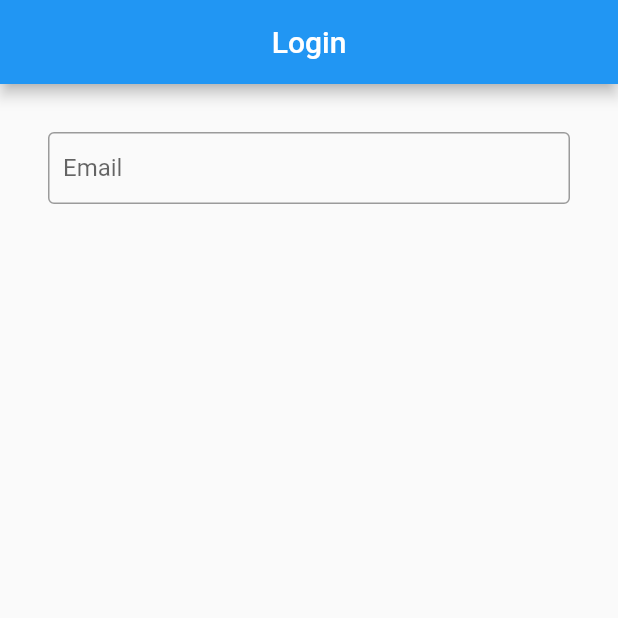
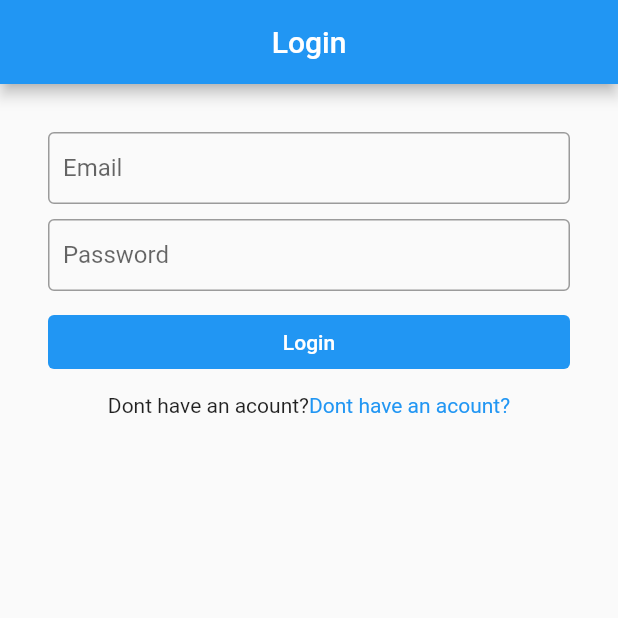
Before and after one commit to ryuimoto/flutter-blog-app, a Flutter app: the screen it shows after launch, on a phone screen of 412 x 824 dp, the top half of it. Run offline on Flutter 3.47's test engine with Material 2 defaults, Android fonts, the phone set to English and light mode, and no system bars; our stand-ins replace shared_preferences.

Commit message:
e constant.dart

```diff
--- a/lib/constant.dart
+++ b/lib/constant.dart
@@ -1,4 +1,6 @@
 // --------- STRINGS ---------
+import 'package:flutter/material.dart';
+
 const baseURL = 'http://localhost:99/api';
 const loginURL = baseURL + '/login';
 const registerURL = baseURL + '/register';
@@ -11,3 +13,37 @@ const commentsURL = baseURL + '/comments';
 const serverError = 'Server error';
 const unauthorized = 'Unauthorized';
 const somethingWentWrong = 'something went wrong, try again!';
+
+// --- input decoration
+InputDecoration kInputDecoration(String label){
+  return InputDecoration(
+    labelText: label,
+    contentPadding: EdgeInsets.all(10),
+    border: OutlineInputBorder(borderSide: BorderSide(width: 1,color: Colors.black)),
+  );
+}
+
+TextButton kTextButton(String label,Function onPressed){
+  return TextButton(
+    child: Text(label,style: TextStyle(color: Colors.white)),
+      style: ButtonStyle(
+        backgroundColor: MaterialStateColor.resolveWith((states) => Colors.blue),
+        padding: MaterialStateProperty.resolveWith((states) => EdgeInsets.symmetric(vertical: 10)),
+      ),
+      onPressed: () => onPressed(),
+  );
+}
+
+// loginRegisterHint
+Row kLoginRegisterHint(String text,String label,Function onTap){
+  return Row(
+    mainAxisAlignment: MainAxisAlignment.center,
+    children: [
+      Text(text),
+      GestureDetector(
+        child: Text(text,style: TextStyle(color: Colors.blue)),
+        onTap: () => onTap(),
+      )
+    ],
+  );
+}
--- a/lib/screens/login.dart
+++ b/lib/screens/login.dart
@@ -1,3 +1,4 @@
+import 'package:blog_app/constant.dart';
 import 'package:flutter/material.dart';
 
 class Login extends StatefulWidget{
@@ -28,12 +29,31 @@ class _LoginState extends State<Login>{
             TextFormField(
               keyboardType: TextInputType.emailAddress,
               controller: txtEmail,
-              decoration: InputDecoration(
-                labelText: 'Email',
-                contentPadding: EdgeInsets.all(10),
-                border: OutlineInputBorder(borderSide: BorderSide(width: 1,color: Colors.black)),
+              validator: (val) => val!.isEmpty ? 'Invalid email address' : null,
+              decoration: kInputDecoration('Email'),
+            ),
+            SizedBox(height: 10,),
+            TextFormField(
+              controller: txtPassword,
+              obscureText: true,
+              validator: (val) => val!.isEmpty ? 'Required at least 6 chars' : null,
+              decoration: kInputDecoration('Password'),
+            ),
+            SizedBox(height: 10,),
+            TextButton(
+              child: Text('Login',style: TextStyle(color: Colors.white)),
+              style: ButtonStyle(
+                backgroundColor: MaterialStateColor.resolveWith((states) => Colors.blue),
+                padding: MaterialStateProperty.resolveWith((states) => EdgeInsets.symmetric(vertical: 10))
               ),
+              onPressed: (){
+
+              },
             ),
+            SizedBox(height: 10,),
+            kLoginRegisterHint('Dont have an acount?', 'Register', (){
+              Navigator.of(context).pushAndRemoveUntil(MaterialPageRoute(builder: (context) => Register()), (route) => false);
+            }),
           ],
         ),
       ),
```
